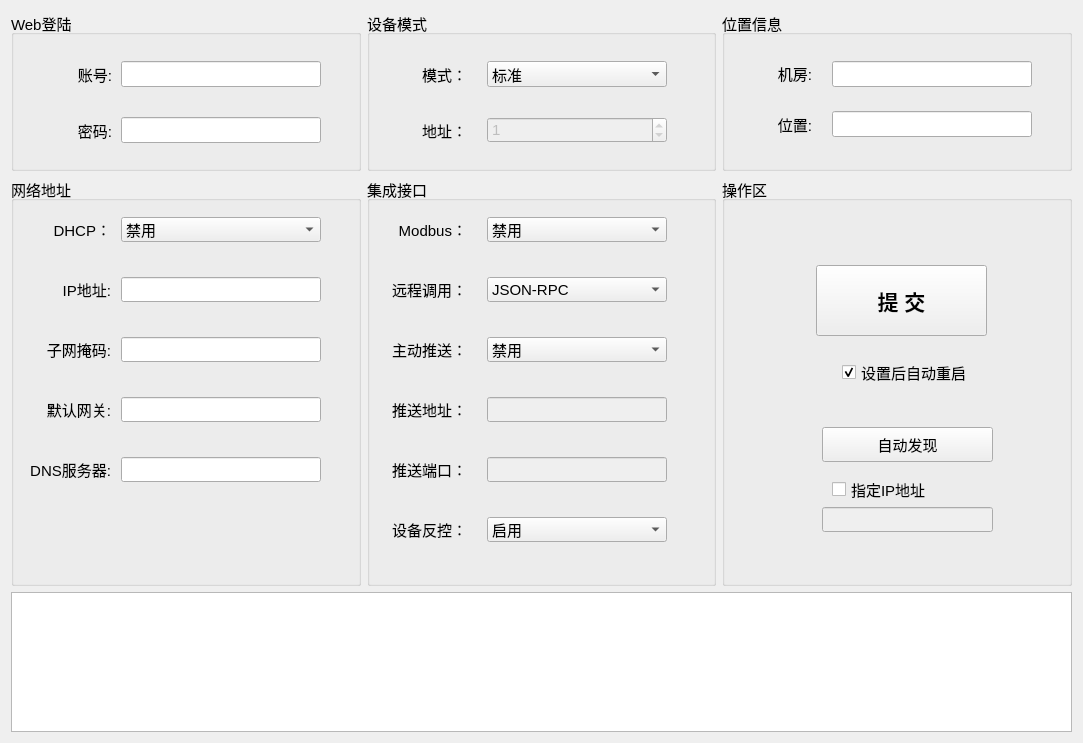
First picture: the form in deploy_integrate/home/home_mainwid.ui, repository ChinaClever/MPro-Tools, before the edit.
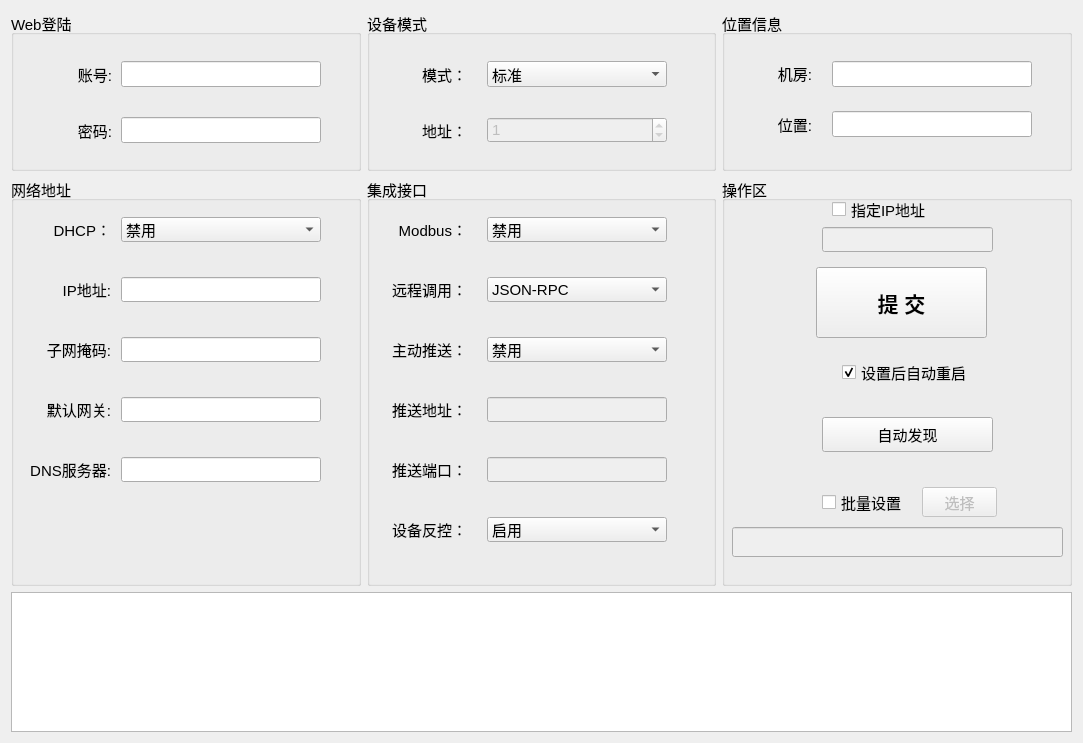
Second picture: the form after the edit.

Commit message: 增加集成设置功能

Patch:
```diff
--- a/deploy_integrate/home/home_mainwid.ui
+++ b/deploy_integrate/home/home_mainwid.ui
@@ -657,7 +657,7 @@
       <property name="geometry">
        <rect>
         <x>94</x>
-        <y>88</y>
+        <y>90</y>
         <width>171</width>
         <height>71</height>
        </rect>
@@ -676,7 +676,7 @@
       <property name="geometry">
        <rect>
         <x>100</x>
-        <y>250</y>
+        <y>240</y>
         <width>171</width>
         <height>35</height>
        </rect>
@@ -711,7 +711,7 @@
       <property name="geometry">
        <rect>
         <x>110</x>
-        <y>300</y>
+        <y>20</y>
         <width>111</width>
         <height>25</height>
        </rect>
@@ -727,12 +727,54 @@
       <property name="geometry">
        <rect>
         <x>100</x>
-        <y>330</y>
+        <y>50</y>
         <width>171</width>
         <height>25</height>
        </rect>
       </property>
      </widget>
+     <widget class="QCheckBox" name="batchCheck">
+      <property name="geometry">
+       <rect>
+        <x>100</x>
+        <y>310</y>
+        <width>91</width>
+        <height>30</height>
+       </rect>
+      </property>
+      <property name="text">
+       <string>批量设置</string>
+      </property>
+     </widget>
+     <widget class="QPushButton" name="selectBtn">
+      <property name="enabled">
+       <bool>false</bool>
+      </property>
+      <property name="geometry">
+       <rect>
+        <x>200</x>
+        <y>310</y>
+        <width>75</width>
+        <height>30</height>
+       </rect>
+      </property>
+      <property name="text">
+       <string>选择</string>
+      </property>
+     </widget>
+     <widget class="QLineEdit" name="pathEdit">
+      <property name="enabled">
+       <bool>false</bool>
+      </property>
+      <property name="geometry">
+       <rect>
+        <x>10</x>
+        <y>350</y>
+        <width>331</width>
+        <height>30</height>
+       </rect>
+      </property>
+     </widget>
     </widget>
    </item>
   </layout>
```
Left out of the diff: 5 changed lines with no effect on the pictures. The commit also changes 2 other files.
